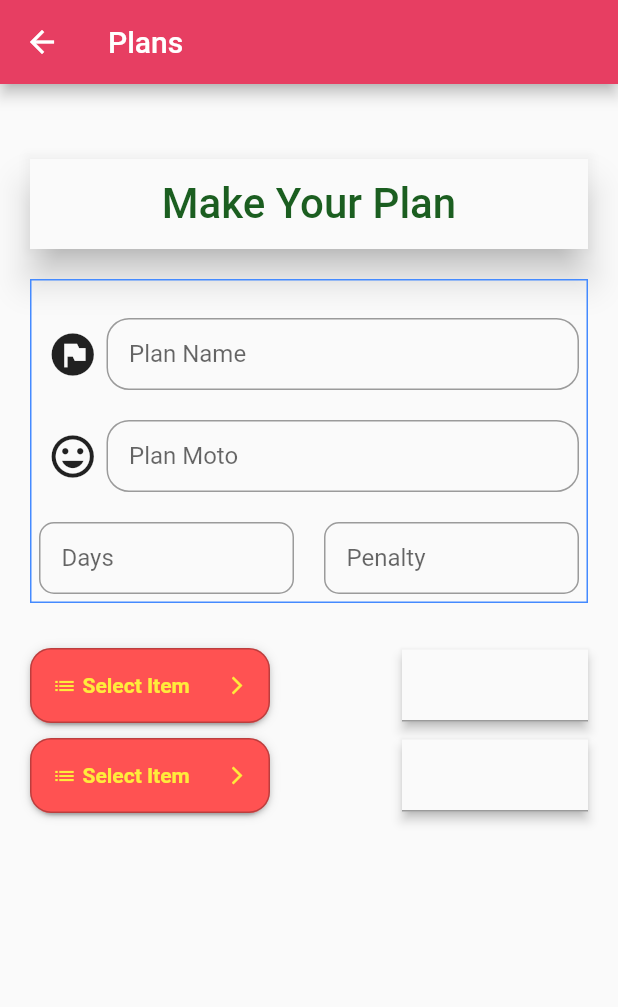
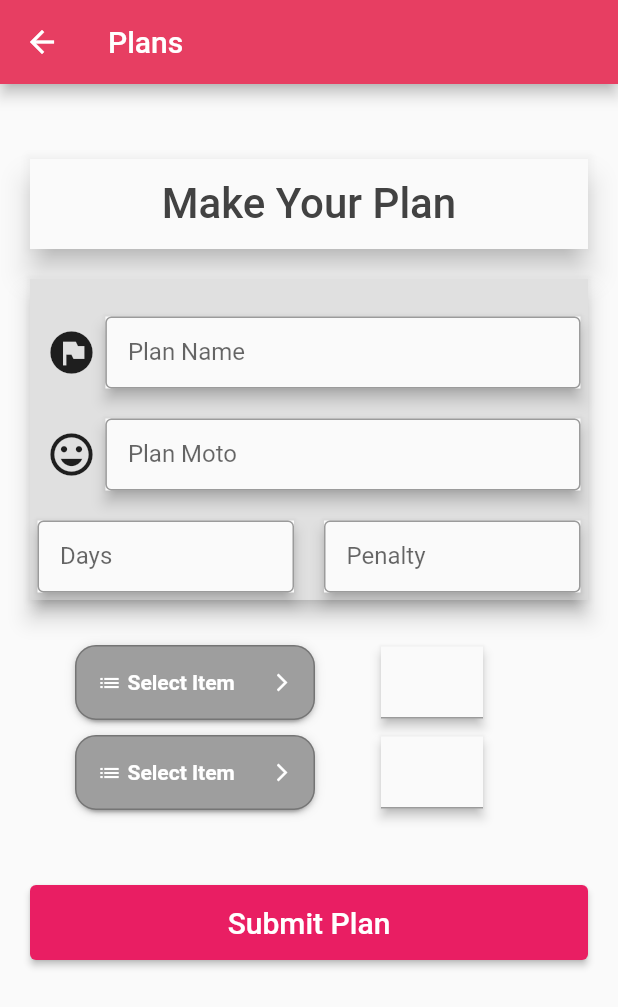
Before and after one commit to Uniquegaurav/hackathon_frontend, a Flutter app: the PlanScreenPhoneLayout screen opened directly, on a phone screen of 412 x 824 dp. Shown: the top 1007 px of the screen. Run offline on Flutter 3.47's test engine with Material 2 defaults, Android fonts, the light colour scheme and no system bars; drawn by our look-alikes of dropdown_button2; our stand-ins replace get.

Commit message:
ui design in progress 5

```diff
--- a/lib/common_widgets/goal_card_widget.dart
+++ /dev/null
@@ -1,9 +0,0 @@
-import 'package:flutter/material.dart';
-class GoalCardWidget extends StatelessWidget {
-  const ({Key? key}) : super(key: key);
-
-  @override
-  Widget build(BuildContext context) {
-    return Container();
-  }
-}
--- a/lib/screens/plan_Screen/widgets/plan_form_widget.dart
+++ b/lib/screens/plan_Screen/widgets/plan_form_widget.dart
@@ -1,5 +1,8 @@
 import 'package:flutter/material.dart';
+import 'package:get/get.dart';
 import 'package:hackathon_frontend/screens/plan_Screen/widgets/plan_select_form.dart';
+import 'package:hackathon_frontend/screens/progress_screen/progress_screen.dart';
+
 class PlanFormWidget extends StatelessWidget {
   const PlanFormWidget({Key? key}) : super(key: key);
 
@@ -10,13 +13,14 @@ class PlanFormWidget extends StatelessWidget {
         // key: widget.formKey,
         child: Padding(
             padding: const EdgeInsetsDirectional.fromSTEB(20, 50, 20, 20),
-          child : Column(
+            child: Column(
               children: [
                 Material(
-                elevation: 10,
+                  elevation: 8,
                   child: Center(
                     child: Container(
-                    padding: const EdgeInsetsDirectional.only(top: 5,bottom: 5),
+                      padding:
+                          const EdgeInsetsDirectional.only(top: 5, bottom: 5),
                       width: 360,
                       height: 60,
                       child: Center(
@@ -24,7 +28,7 @@ class PlanFormWidget extends StatelessWidget {
                           "Make Your Plan",
                           style: TextStyle(
                             fontSize: 28,
-                          color: Colors.green[900],
+                            color: Colors.grey[800],
                             fontWeight: FontWeight.w500,
                           ), //Textstyle
                         ),
@@ -35,41 +39,46 @@ class PlanFormWidget extends StatelessWidget {
                 const SizedBox(
                   height: 20,
                 ),
-              Column(
-                children: [
-                  Container(
+                Column(children: [
+                  Material(
+                    elevation: 6,
+                    child: Container(
                       decoration: BoxDecoration(
-                          border: Border.all(color: Colors.blueAccent)
+                          color: Colors.grey[300],
                       ),
                       padding: const EdgeInsetsDirectional.all(5),
                       child: Column(
                         mainAxisAlignment: MainAxisAlignment.center,
                         children: [
                           Container(
-                          margin: const EdgeInsets.only(top: 20,),
+                            margin: const EdgeInsets.only(
+                              top: 20,
+                            ),
                             child: Row(
                               children: [
                                 const Expanded(
-                                  flex: 1, child: Icon(Icons.flag_circle, size: 34)),
+                                    flex: 1,
+                                    child: Icon(Icons.flag_circle, size: 34)),
                                 Expanded(
                                   flex: 7,
+                                  child: Material(
+                                    elevation: 4,
                                     child: TextFormField(
-                                  decoration: InputDecoration(
+                                      decoration: const InputDecoration(
+                                          border: OutlineInputBorder(),
                                           hintText: "Apna time aayega",
                                           contentPadding:
-                                      const EdgeInsets.fromLTRB(15, 8, 8, 0),
-                                      border: OutlineInputBorder(
-                                          borderRadius: BorderRadius.circular(15.0)),
+                                              EdgeInsets.fromLTRB(15, 8, 8, 0),
                                           labelText: "Plan Name"),
                                       // validator: (value) {
                                       //   return ""
                                       // },
                                     ),
                                   ),
+                                ),
                               ],
                             ),
                           ),
-
                           Container(
                             margin: const EdgeInsets.only(top: 20),
                             child: Row(
@@ -78,44 +87,52 @@ class PlanFormWidget extends StatelessWidget {
                                     flex: 1, child: Icon(Icons.mood, size: 34)),
                                 Expanded(
                                   flex: 7,
+                                  child: Material(
+                                    elevation: 4,
                                     child: TextFormField(
-                                  decoration: InputDecoration(
+                                      decoration: const InputDecoration(
+                                          border: OutlineInputBorder(),
                                           hintText: "No one can stop me",
                                           contentPadding:
-                                      const EdgeInsets.fromLTRB(15, 8, 8, 0),
-                                      border: OutlineInputBorder(
-                                          borderRadius: BorderRadius.circular(15.0)),
+                                              EdgeInsets.fromLTRB(15, 8, 8, 0),
                                           labelText: "Plan Moto"),
+                                    ),
                                   ),
                                 ),
                               ],
                             ),
                           ),
                           Container(
-
                             margin: const EdgeInsets.only(top: 20),
                             child: Row(
                               children: [
                                 Expanded(
+                                  child: Material(
+                                    elevation: 4,
                                     child: TextFormField(
-                                  decoration: InputDecoration(
+                                      decoration: const InputDecoration(
+                                          border: OutlineInputBorder(),
                                           hintText: "30",
                                           contentPadding:
-                                      const EdgeInsets.fromLTRB(15, 8, 8, 0),
-                                      border: OutlineInputBorder(
-                                          borderRadius: BorderRadius.circular(10.0)),
+                                              EdgeInsets.fromLTRB(15, 8, 8, 0),
                                           labelText: "Days"),
-                                ),),
-                              const SizedBox(width: 20,),
+                                    ),
+                                  ),
+                                ),
+                                const SizedBox(
+                                  width: 20,
+                                ),
                                 Expanded(
+                                  child: Material(
+                                    elevation: 4,
                                     child: TextFormField(
-                                  decoration: InputDecoration(
+                                      decoration: const InputDecoration(
+                                          border: OutlineInputBorder(),
                                           hintText: "5",
                                           contentPadding:
-                                      const EdgeInsets.fromLTRB(15, 8, 8, 0),
-                                      border: OutlineInputBorder(
-                                          borderRadius: BorderRadius.circular(10.0)),
+                                              EdgeInsets.fromLTRB(15, 8, 8, 0),
                                           labelText: "Penalty"),
+                                    ),
                                   ),
                                 ),
                               ],
@@ -124,38 +141,70 @@ class PlanFormWidget extends StatelessWidget {
                         ],
                       ),
                     ),
+                  ),
                   const SizedBox(
                     height: 30,
                   ),
                   Row(
+                    mainAxisAlignment: MainAxisAlignment.center,
                     children: [
-                      const Expanded(
-                          flex :6,
-                          child: PlanSelectForm()),
+                      const SizedBox(
+                        width: 30,
+                      ),
+                      const Expanded(flex: 6, child: PlanSelectForm()),
                       Expanded(
-                          flex: 3,
-                          child: Material(elevation : 3,child: TextFormField())
+                          flex: 2,
+                          child:
+                              Material(elevation: 3, child: TextFormField())),
+                      const SizedBox(
+                        width: 70,
                       ),
-
                     ],
                   ),
                   const SizedBox(
                     height: 10,
                   ),
                   Row(
-                    children:  [
-                      const Expanded(flex: 6,child: PlanSelectForm()),
+                    mainAxisAlignment: MainAxisAlignment.center,
+                    crossAxisAlignment: CrossAxisAlignment.center,
+                    children: [
+                      const SizedBox(
+                        width: 30,
+                      ),
+                      const Expanded(flex: 6, child: PlanSelectForm()),
                       Expanded(
-                          flex: 3,
-                          child: Material(elevation : 3,child: TextFormField())
+                          flex: 2,
+                          child:
+                              Material(elevation: 3, child: TextFormField())),
+                      const SizedBox(
+                        width: 70,
                       ),
                     ],
                   )
-                ]
+                ]),
+                const SizedBox(
+                  height: 50,
                 ),
-            ],
+                SizedBox(
+                  width: 400,
+                  height: 50,
+                  child: ElevatedButton(
+                    style: ElevatedButton.styleFrom(
+                      primary: Colors.pink, // background
+                      onPrimary: Colors.yellow, // foreground
+                    ),
+                    onPressed: () {
+                      Get.to(const ProgressScreen());
+                    },
+                    child: const Text('Submit Plan',
+                    style : TextStyle(
+                      color: Colors.white,fontSize: 20,
                     )
                     ),
+                  )
+                )
+              ],
+            )),
       ),
     );
   }
--- a/lib/screens/plan_Screen/widgets/plan_select_form.dart
+++ b/lib/screens/plan_Screen/widgets/plan_select_form.dart
@@ -33,7 +33,7 @@ class _PlanSelectFormState extends State<PlanSelectForm> {
                     Icon(
                       Icons.list,
                       size: 16,
-                      color: Colors.yellow,
+                      color: Colors.white,
                     ),
                     SizedBox(
                       width: 4,
@@ -44,7 +44,7 @@ class _PlanSelectFormState extends State<PlanSelectForm> {
                         style: TextStyle(
                           fontSize: 14,
                           fontWeight: FontWeight.bold,
-                          color: Colors.yellow,
+                          color: Colors.white,
                         ),
                         overflow: TextOverflow.ellipsis,
                       ),
@@ -75,7 +75,7 @@ class _PlanSelectFormState extends State<PlanSelectForm> {
                   Icons.arrow_forward_ios_outlined,
                 ),
                 iconSize: 14,
-                iconEnabledColor: Colors.yellow,
+                iconEnabledColor: Colors.white,
                 iconDisabledColor: Colors.grey,
                 buttonHeight: 50,
                 buttonWidth: 160,
@@ -85,7 +85,7 @@ class _PlanSelectFormState extends State<PlanSelectForm> {
                   border: Border.all(
                     color: Colors.black26,
                   ),
-                  color: Colors.redAccent,
+                  color: Colors.grey,
                 ),
                 buttonElevation: 2,
                 itemHeight: 40,
@@ -95,7 +95,7 @@ class _PlanSelectFormState extends State<PlanSelectForm> {
                 dropdownPadding: null,
                 dropdownDecoration: BoxDecoration(
                   borderRadius: BorderRadius.circular(14),
-                  color: Colors.redAccent,
+                  color: Colors.grey,
                 ),
                 dropdownElevation: 8,
                 scrollbarRadius: const Radius.circular(40),
--- /dev/null
+++ b/lib/screens/progress_screen/layout/progress_screen_mobile_layout.dart
@@ -0,0 +1,20 @@
+import 'package:flutter/material.dart';
+import 'package:hackathon_frontend/screens/progress_screen/widgets/progress_grid_view.dart';
+class ProgressScreenMobileLayout extends StatelessWidget {
+  const ProgressScreenMobileLayout({Key? key}) : super(key: key);
+
+  @override
+  Widget build(BuildContext context) {
+    return Scaffold(
+      appBar: AppBar(
+        centerTitle: true,
+        title: const Text('Progress'),
+        backgroundColor: const Color.fromARGB(255, 231, 62, 98),
+      ),
+      body: const Padding(
+        padding: EdgeInsets.all(40.0),
+        child: ProgressGridViewWidget(),
+      ),
+    );
+  }
+}
--- /dev/null
+++ b/lib/screens/progress_screen/progress_screen.dart
@@ -0,0 +1,11 @@
+import 'package:flutter/material.dart';
+import 'package:hackathon_frontend/screens/progress_screen/layout/progress_screen_mobile_layout.dart';
+
+class ProgressScreen extends StatelessWidget {
+  const ProgressScreen({Key? key}) : super(key: key);
+
+  @override
+  Widget build(BuildContext context) {
+    return const ProgressScreenMobileLayout();
+  }
+}
--- /dev/null
+++ b/lib/screens/progress_screen/widgets/progress_grid_view.dart
@@ -0,0 +1,20 @@
+import 'package:flutter/material.dart';
+class ProgressGridViewWidget extends StatelessWidget {
+  const ProgressGridViewWidget({Key? key}) : super(key: key);
+
+  @override
+  Widget build(BuildContext context) {
+    return GridView.builder(
+        gridDelegate: const SliverGridDelegateWithFixedCrossAxisCount(
+          crossAxisCount: 5,
+        ),
+        itemCount: 30,
+        itemBuilder: (BuildContext context, int index) {
+          return Card(
+            color: Colors.amber,
+            child: Center(child: Text('$index')),
+          );
+        }
+    );
+  }
+}
```
Lines whose indentation alone changed are shown as unchanged.
